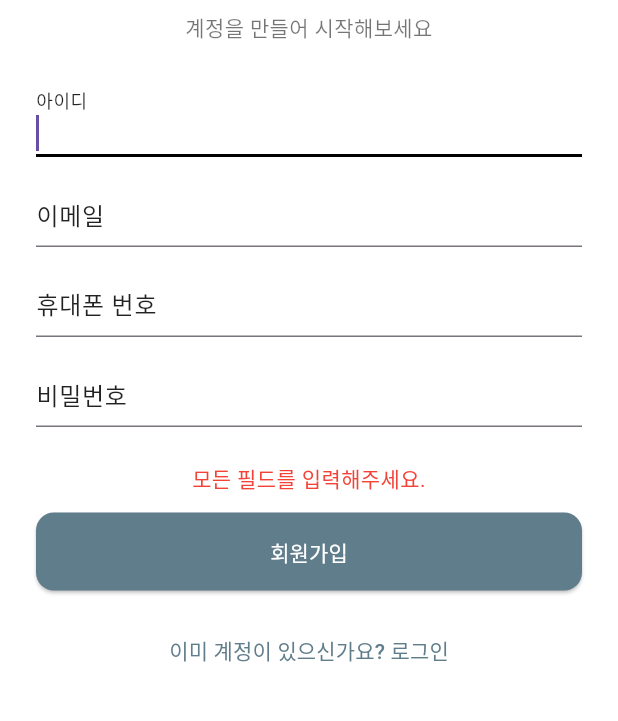
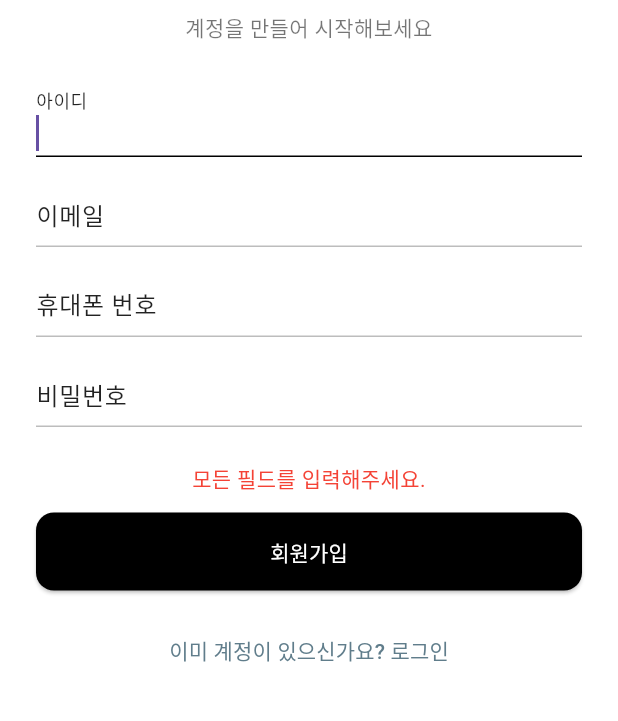
Before and after one commit to chilloutplz/ourlife, a Flutter app: the RegisterScreen screen opened by its route, after a tap on "회원가입", on a phone screen of 412 x 824 dp, the part 218-939 px from its top. Run offline on Flutter 3.47's test engine with Material 3 defaults, Android fonts, the phone set to English and light mode, and no system bars; our stand-ins replace shared_preferences; accounts and stored records are empty.

Commit message:
로그인과 홈스크린린

```diff
--- a/lib/accounts/screens/login_screen.dart
+++ b/lib/accounts/screens/login_screen.dart
@@ -49,7 +49,7 @@ class _LoginScreenState extends State<LoginScreen> {
       _error = '';
     });
 
-    final url = Uri.parse('https://port-0-unclebob-api-m9hwt2ohea8935ae.sel4.cloudtype.app/api/token/');
+    final url = Uri.parse('https://port-0-unclebob-api-m9hwt2ohea8935ae.sel4.cloudtype.app/accounts/token/');
     final response = await http.post(
       url,
       headers: {'Content-Type': 'application/json'},
--- a/lib/accounts/screens/register_screen.dart
+++ b/lib/accounts/screens/register_screen.dart
@@ -11,11 +11,11 @@ class RegisterScreen extends StatefulWidget {
 
 class _RegisterScreenState extends State<RegisterScreen> {
   final _usernameController = TextEditingController();
-  final _emailController    = TextEditingController();
+  final _emailController = TextEditingController();
   final _passwordController = TextEditingController();
-  final _mobileController  = TextEditingController();
+  final _mobileController = TextEditingController();
 
-  final _usernameFocus      = FocusNode();
+  final _usernameFocus = FocusNode();
 
   bool _isLoading = false;
   String _error = '';
@@ -40,9 +40,9 @@ class _RegisterScreenState extends State<RegisterScreen> {
 
   Future<void> registerUser() async {
     final username = _usernameController.text.trim();
-    final email    = _emailController.text.trim();
+    final email = _emailController.text.trim();
     final password = _passwordController.text;
-    final mobile   = _mobileController.text.trim();
+    final mobile = _mobileController.text.trim();
 
     if (username.isEmpty || email.isEmpty || password.isEmpty || mobile.isEmpty) {
       setState(() => _error = '모든 필드를 입력해주세요.');
@@ -55,7 +55,7 @@ class _RegisterScreenState extends State<RegisterScreen> {
     });
 
     final url = Uri.parse(
-      'https://port-0-unclebob-api-m9hwt2ohea8935ae.sel4.cloudtype.app/api/register/',
+      'https://port-0-unclebob-api-m9hwt2ohea8935ae.sel4.cloudtype.app/accounts/register/',
     );
     final response = await http.post(
       url,
@@ -70,12 +70,36 @@ class _RegisterScreenState extends State<RegisterScreen> {
 
     if (response.statusCode == 201) {
       if (!mounted) return;
+      ScaffoldMessenger.of(context).showSnackBar(
+        const SnackBar(content: Text("✅ 회원가입이 완료되었습니다!")),
+      );
       Navigator.pop(context);
     } else {
-      setState(() => _error = '회원가입에 실패했습니다.');
+      String errorMessage = '회원가입에 실패했습니다.';
+      try {
+        final errors = jsonDecode(response.body);
+        errorMessage = '';
+        errors.forEach((key, value) {
+          errorMessage += '$key: ${value.join(', ')}\n';
+        });
+      } catch (_) {}
+      setState(() => _error = errorMessage.trim());
     }
 
     setState(() => _isLoading = false);
+  }
+
+  InputDecoration _inputDecoration(String label) {
+    return InputDecoration(
+      labelText: label,
+      labelStyle: const TextStyle(color: Colors.black87),
+      enabledBorder: const UnderlineInputBorder(
+        borderSide: BorderSide(color: Colors.black26),
+      ),
+      focusedBorder: const UnderlineInputBorder(
+        borderSide: BorderSide(color: Colors.black),
+      ),
+    );
   }
 
   @override
@@ -99,30 +123,35 @@ class _RegisterScreenState extends State<RegisterScreen> {
               textAlign: TextAlign.center,
             ),
             const SizedBox(height: 32),
+
             TextField(
               controller: _usernameController,
               focusNode: _usernameFocus,
-              decoration: const InputDecoration(labelText: '아이디'),
+              decoration: _inputDecoration('아이디'),
             ),
             const SizedBox(height: 16),
+
             TextField(
               controller: _emailController,
-              decoration: const InputDecoration(labelText: '이메일'),
+              decoration: _inputDecoration('이메일'),
               keyboardType: TextInputType.emailAddress,
             ),
             const SizedBox(height: 16),
+
             TextField(
               controller: _mobileController,
-              decoration: const InputDecoration(labelText: '휴대폰 번호'),
+              decoration: _inputDecoration('휴대폰 번호'),
               keyboardType: TextInputType.phone,
             ),
             const SizedBox(height: 16),
+
             TextField(
               controller: _passwordController,
-              decoration: const InputDecoration(labelText: '비밀번호'),
+              decoration: _inputDecoration('비밀번호'),
               obscureText: true,
             ),
             const SizedBox(height: 24),
+
             if (_error.isNotEmpty)
               Text(
                 _error,
@@ -130,16 +159,23 @@ class _RegisterScreenState extends State<RegisterScreen> {
                 textAlign: TextAlign.center,
               ),
             const SizedBox(height: 12),
+
             SizedBox(
               width: double.infinity,
               child: ElevatedButton(
                 onPressed: _isLoading ? null : registerUser,
+                style: ElevatedButton.styleFrom(
+                  backgroundColor: Colors.black,
+                  foregroundColor: Colors.white,
+                  padding: const EdgeInsets.symmetric(vertical: 16),
+                ),
                 child: _isLoading
                     ? const CircularProgressIndicator(color: Colors.white)
                     : const Text('회원가입'),
               ),
             ),
             const SizedBox(height: 16),
+
             TextButton(
               onPressed: () => Navigator.pop(context),
               child: const Text('이미 계정이 있으신가요? 로그인'),
```
Also changed, not shown: lib/accounts/screens/home_screen.dart (added, +164 -0 lines).
